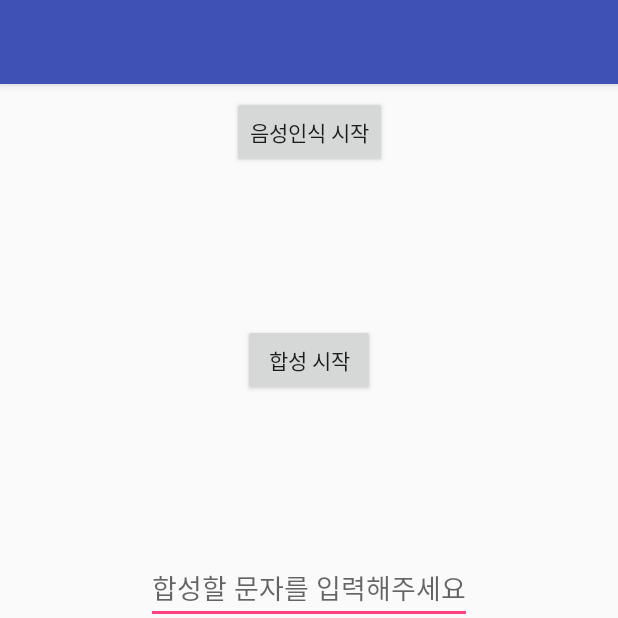
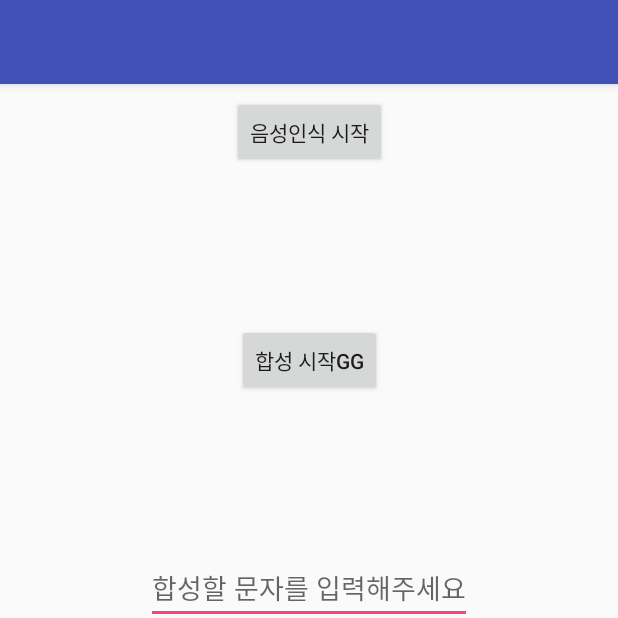
Before and after one commit to iteach12/NaverRecognitionApiTest, an Android app: the screen it shows after launch (MainActivity), on a phone screen of 412 x 824 dp, the top half of it. Run offline under Robolectric (Android 15) with nearby library versions, the phone set to English and light mode, and no system bars; libraries missing offline, so code that uses them is left out: com.naver.speech; 2 statements that could not run were skipped.

Commit message:
first commit

```diff
--- a/app/src/main/java/com/sihwan/iteach12/naverrecognitionapitest/MainActivity.java
+++ b/app/src/main/java/com/sihwan/iteach12/naverrecognitionapitest/MainActivity.java
@@ -31,8 +31,8 @@ public class MainActivity extends AppCompatActivity {
     private RecognitionHandler handler;
     private NaverRecognizer naverRecognizer;
 
+    private Button btnStart;
     private TextView txtResult;
-    private Button btnStart;
     private String mResult;
 
     private AudioWriterPCM writer;
--- a/app/src/main/res/values/strings.xml
+++ b/app/src/main/res/values/strings.xml
@@ -4,7 +4,7 @@
     <string name="str_start">음성인식 시작</string>
     <string name="str_stop">음성인식 종료</string>
 
-    <string name="str_speeach_sysn">합성 시작</string>
+    <string name="str_speeach_sysn">합성 시작gg</string>
     <string name="str_speeach_play">합성음성 재생</string>
     <string name="str_speeah_text_hint">합성할 문자를 입력해주세요</string>
     <string name="title_activity_main2">Main2Activity</string>
```
